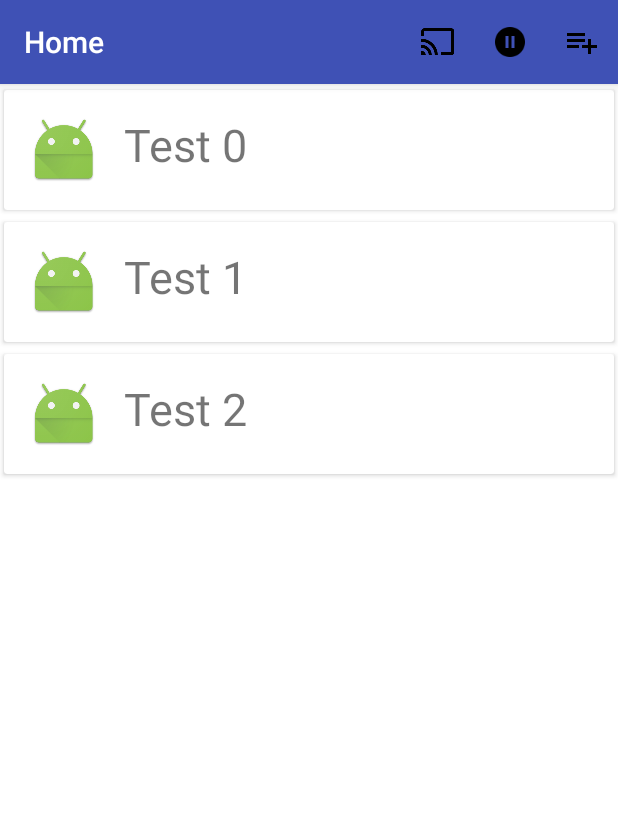
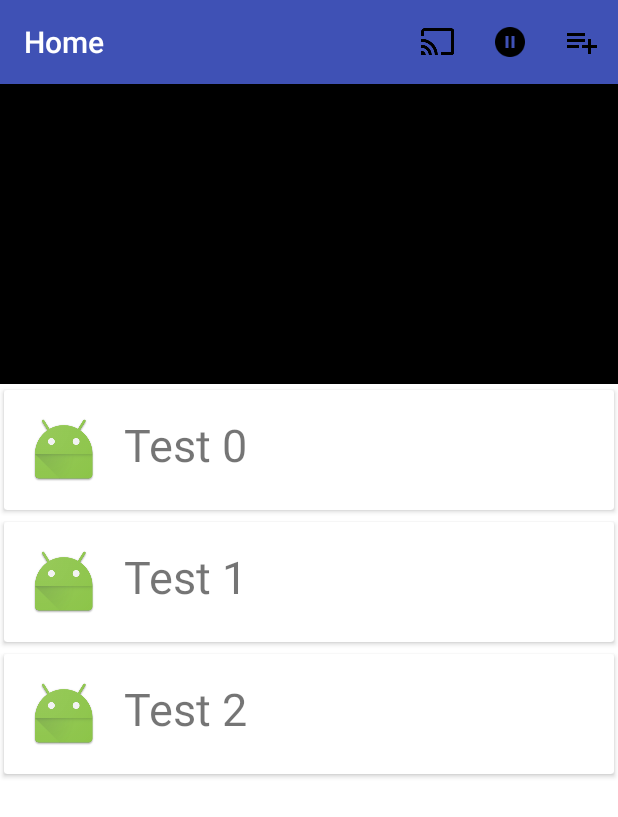
Before and after one commit to vincentv18/TBD, an Android app: the screen it shows after launch (HomeActivity), on a phone screen of 412 x 824 dp. Shown: the top 817 px of the screen. Run offline under Robolectric (Android 15) with nearby library versions, the phone set to English and light mode, and no system bars; libraries missing offline, so code that uses them is left out: com.nbsp.materialfilepicker.

Commit message:
displaying gif works

```diff
--- a/TBD/app/src/main/java/com/example/vincent/tbd/HomeActivity.java
+++ b/TBD/app/src/main/java/com/example/vincent/tbd/HomeActivity.java
@@ -24,12 +24,14 @@ import com.nbsp.materialfilepicker.ui.FilePickerActivity;
 
 import java.io.File;
 import java.io.FilenameFilter;
+import java.io.IOException;
 import java.util.ArrayList;
 import java.util.List;
 import java.util.regex.Pattern;
 
+import pl.droidsonroids.gif.GifDrawable;
+
 public class HomeActivity extends AppCompatActivity {
-    private static final int REQUEST_DIRECTORY = 0;
     private RecyclerView mRecyclerView;
     private ItemAdapter mAdapter;
     private List<Item> ItemList;
@@ -39,13 +41,13 @@ public class HomeActivity extends AppCompatActivity {
     private void initializeData() {
         ItemList = new ArrayList<>();
         for(; i < 3; i++) {
-            ItemList.add(new Item("Test "+ i, R.mipmap.ic_launcher));
+            ItemList.add(new Item("Test "+ i, R.mipmap.ic_launcher, "NULL"));
         }
     }
 
     // Creates the adapter for items
     private void initializeAdapter() {
-        mAdapter = new ItemAdapter(ItemList);
+        mAdapter = new ItemAdapter(this, ItemList);
         mRecyclerView.setAdapter(mAdapter);
     }
 
@@ -96,7 +98,7 @@ public class HomeActivity extends AppCompatActivity {
     private void addToList() {
         // Starts the file manager
         Intent intent = new Intent(this, FilePickerActivity.class);
-        intent.putExtra(FilePickerActivity.ARG_FILE_FILTER, Pattern.compile(".*\\.mp4$"));
+        intent.putExtra(FilePickerActivity.ARG_FILE_FILTER, Pattern.compile(".*(gif|mp4)$"));
         intent.putExtra(FilePickerActivity.ARG_DIRECTORIES_FILTER, false);
         intent.putExtra(FilePickerActivity.ARG_SHOW_HIDDEN, false);
         startActivityForResult(intent, 1);
@@ -109,12 +111,13 @@ public class HomeActivity extends AppCompatActivity {
             // Returns the filepath from file manager
             String filePath = data.getStringExtra(FilePickerActivity.RESULT_FILE_PATH);
 
-            // Adds the item to the list
+            // Strips path to just the filename
             String[] parts1 = filePath.split("/");
             String last = parts1[parts1.length-1];
             String[] parts2 = last.split("\\.");
             String fileName = parts2[0];
-            ItemList.add(new Item(fileName, R.mipmap.ic_launcher));
+            // Adds the item to the list
+            ItemList.add(new Item(fileName, R.mipmap.ic_launcher, filePath));
             mAdapter.notifyItemInserted(ItemList.size()-1);
         }
     }
--- a/TBD/app/src/main/java/com/example/vincent/tbd/Item.java
+++ b/TBD/app/src/main/java/com/example/vincent/tbd/Item.java
@@ -9,11 +9,12 @@ import java.util.List;
  * Created by Vincent on 4/4/16.
  */
 public class Item {
-    String title;
+    String title, path;
     int thumbnail;
 
-    Item(String title, int thumbnail) {
+    Item(String title, int thumbnail, String path) {
         this.title = title;
         this.thumbnail = thumbnail;
+        this.path = path;
     }
 }
--- a/TBD/app/src/main/java/com/example/vincent/tbd/ItemAdapter.java
+++ b/TBD/app/src/main/java/com/example/vincent/tbd/ItemAdapter.java
@@ -1,5 +1,6 @@
 package com.example.vincent.tbd;
 
+import android.app.Activity;
 import android.content.Context;
 import android.support.v7.widget.CardView;
 import android.support.v7.widget.RecyclerView;
@@ -9,8 +10,13 @@ import android.view.View;
 import android.view.ViewGroup;
 import android.widget.ImageView;
 import android.widget.TextView;
+import android.widget.Toast;
 
+import java.io.IOException;
 import java.util.List;
+
+import pl.droidsonroids.gif.GifDrawable;
+import pl.droidsonroids.gif.GifImageView;
 
 /**
  * Created by Vincent on 4/4/16.
@@ -19,9 +25,10 @@ public class ItemAdapter extends RecyclerView.Adapter<ItemAdapter.ItemViewHolder
 
     // Constructor
     private List<Item> ItemList;
-    public ItemAdapter(List<Item> ItemList) {
+    private Context mContext; //instance variable
+    public ItemAdapter(Context context, List<Item> ItemList) {
         this.ItemList = ItemList;
-
+        this.mContext = context;
     }
 
     // Holder initializes the views that belong to the items of our RecyclerView
@@ -48,9 +55,25 @@ public class ItemAdapter extends RecyclerView.Adapter<ItemAdapter.ItemViewHolder
 
     // BindViewHolder used to specify the contents of each item of the RecyclerView
     @Override
-    public void onBindViewHolder(ItemViewHolder itemViewHolder, int i) {
+    public void onBindViewHolder(ItemViewHolder itemViewHolder, final int i) {
         itemViewHolder.textView.setText(ItemList.get(i).title);
         itemViewHolder.imageView.setImageResource(ItemList.get(i).thumbnail);
+
+        itemViewHolder.cv.setOnClickListener(new View.OnClickListener() {
+            @Override
+            public void onClick(View v) {
+                // Handles when the CardView is clicked
+                GifImageView gifImageView = (GifImageView) ((Activity)mContext).findViewById(R.id.gifView);
+                try {
+                    // Sets GifView using file path
+                    GifDrawable gifFromPath = new GifDrawable(ItemList.get(i).path);
+                    gifImageView.setImageDrawable(gifFromPath);
+                } catch (IOException e) {
+                    e.printStackTrace();
+                    Toast.makeText(v.getContext(), "File could not be found", Toast.LENGTH_SHORT).show();
+                }
+            }
+        });
     }
 
     @Override
--- a/TBD/app/src/main/res/layout/activity_home.xml
+++ b/TBD/app/src/main/res/layout/activity_home.xml
@@ -8,10 +8,25 @@
     android:fitsSystemWindows="true"
     >
 
+    <ViewSwitcher
+        android:id="@+id/viewswitcher"
+        android:layout_width="match_parent"
+        android:layout_height="200dp" >
+
+        <pl.droidsonroids.gif.GifImageView
+            android:id="@+id/gifView"
+            android:layout_width="match_parent"
+            android:layout_height="match_parent"
+            android:src="@color/colorBlack"
+            />
+
+    </ViewSwitcher>
+
     <android.support.v7.widget.RecyclerView
         android:id="@+id/recycler_view"
+        android:layout_width="match_parent"
         android:layout_height="match_parent"
-        android:layout_width="match_parent"
+        android:paddingTop="200dp"
         app:layout_behavior="@string/appbar_scrolling_view_behavior"
         >
     </android.support.v7.widget.RecyclerView>
--- a/TBD/app/src/main/res/layout/item.xml
+++ b/TBD/app/src/main/res/layout/item.xml
@@ -6,6 +6,8 @@
     android:layout_height="wrap_content"
     android:id="@+id/cv"
     app:cardUseCompatPadding="true"
+    android:clickable="true"
+    android:foreground="?android:attr/selectableItemBackground"
     >
 
     <RelativeLayout
--- a/TBD/app/src/main/res/values/colors.xml
+++ b/TBD/app/src/main/res/values/colors.xml
@@ -3,4 +3,5 @@
     <color name="colorPrimary">#3F51B5</color>
     <color name="colorPrimaryDark">#303F9F</color>
     <color name="colorAccent">#FF4081</color>
+    <color name="colorBlack">#000000</color>
 </resources>
```
Also changed, not shown: TBD/app/build.gradle (+15 -2 lines), TBD/app/src/main/res/drawable/clovehitch.gif (added), 1 other file.
